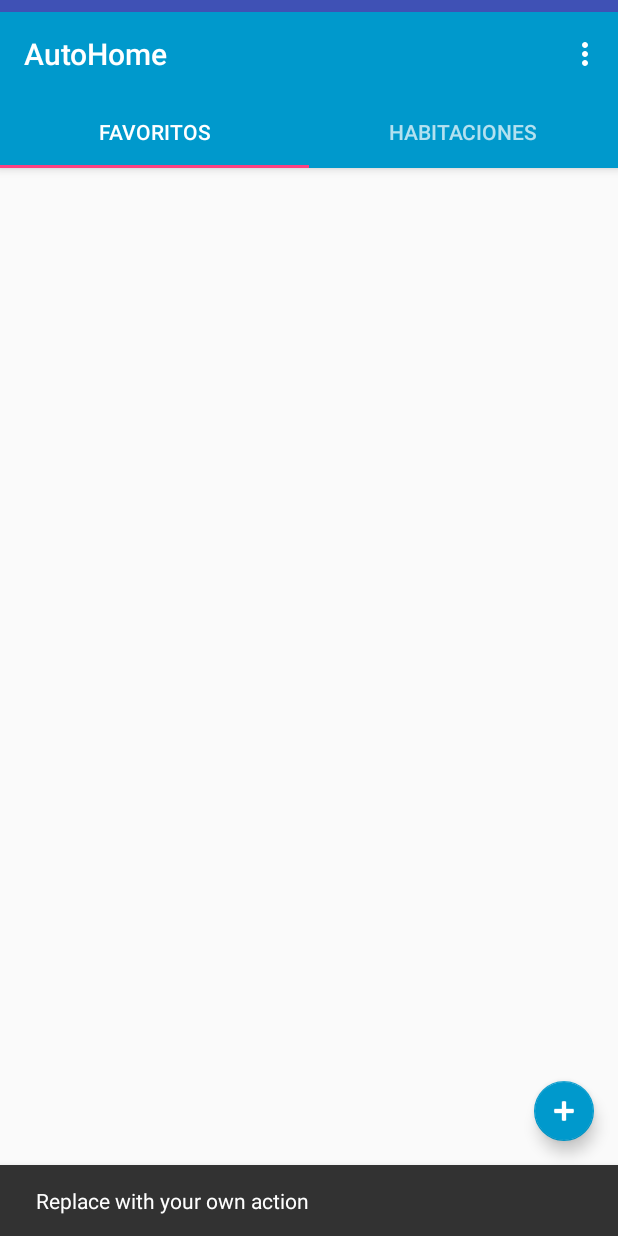
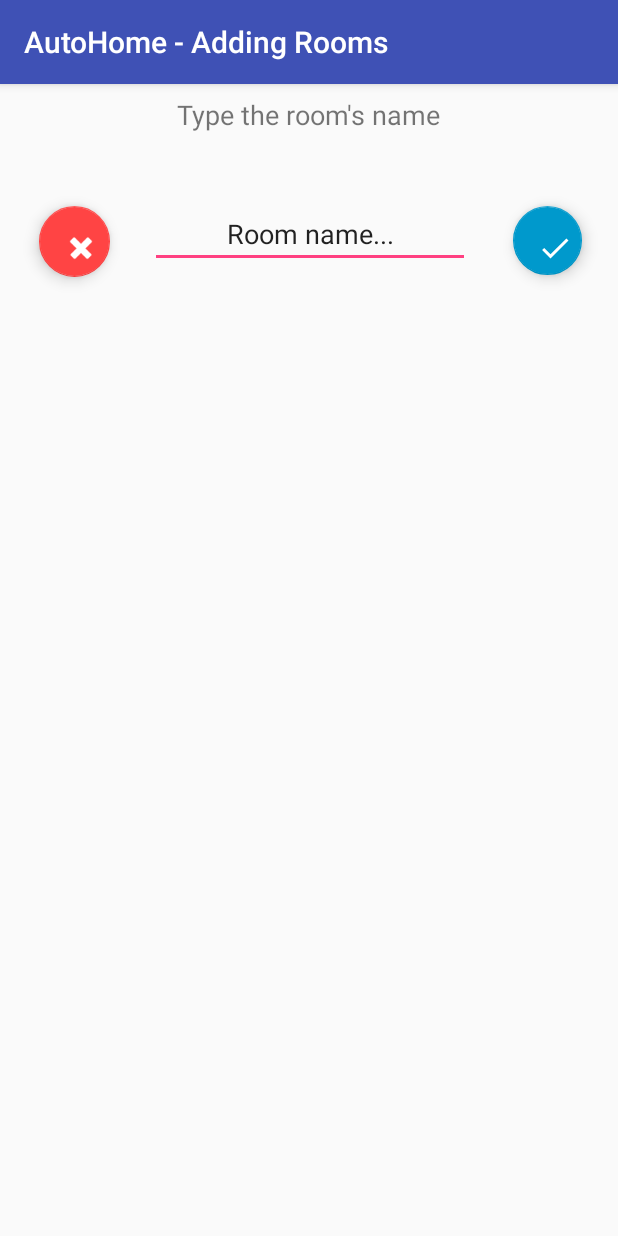
Before and after one commit to nclozza/hci-androidapp, an Android app: the screen it shows after launch (MainActivity before the commit, AddRoom after it), after a tap on an icon or button, on a phone screen of 412 x 824 dp. Run offline under Robolectric (Android 15) with nearby library versions, the phone set to English and light mode, and no system bars.

Commit message:
Do stuff

```diff
--- /dev/null
+++ b/app/src/main/java/com/example/tomas/android_app/AddRoom.java
@@ -0,0 +1,15 @@
+package com.example.tomas.android_app;
+
+import android.os.Bundle;
+import android.support.v7.app.AppCompatActivity;
+
+/**
+ * Created by tomas on 17/11/2017.
+ */
+
+public class AddRoom extends AppCompatActivity {
+    protected void onCreate(Bundle savedInstanceState) {
+        super.onCreate(savedInstanceState);
+        setContentView(R.layout.add_room);
+    }
+}
--- a/app/src/main/java/com/example/tomas/android_app/MainActivity.java
+++ b/app/src/main/java/com/example/tomas/android_app/MainActivity.java
@@ -1,6 +1,7 @@
 package com.example.tomas.android_app;
 
 import android.annotation.SuppressLint;
+import android.content.Intent;
 import android.support.design.widget.TabLayout;
 import android.support.design.widget.FloatingActionButton;
 import android.support.design.widget.Snackbar;
@@ -66,8 +67,13 @@ public class MainActivity extends AppCompatActivity {
         fab.setOnClickListener(new View.OnClickListener() {
             @Override
             public void onClick(View view) {
-                Snackbar.make(view, "Replace with your own action", Snackbar.LENGTH_LONG)
-                        .setAction("Action", null).show();
+//                Snackbar.make(view, "Replace with your own action", Snackbar.LENGTH_LONG)
+//                        .setAction("Action", null).show();
+                //Aaa tenemos qeu chequear si estamos fuera de una habitación o en una habitación
+                //Para saber si agregar dispositivo o habitación
+                Intent intent = new Intent(MainActivity.this, AddRoom.class);
+                startActivity(intent);
+
             }
         });
 
@@ -100,8 +106,18 @@ public class MainActivity extends AppCompatActivity {
         int id = item.getItemId();
         switch (id) {
             case R.id.action_settings:
+                Intent intent = new Intent(MainActivity.this, Settings.class);
+                startActivity(intent);
                 //do stuff
-                break;
+                return true;
+            case R.id.action_routines:
+                Intent intent2 = new Intent(MainActivity.this, Routines.class);
+                startActivity(intent2);
+                return true;
+            case R.id.action_notification:
+                Intent intent3 = new Intent(MainActivity.this, Notifications.class);
+                startActivity(intent3);
+                return true;
         }
         return super.onOptionsItemSelected(item);
     }
--- /dev/null
+++ b/app/src/main/res/drawable/ic_done_white_24px.xml
@@ -0,0 +1,9 @@
+<vector xmlns:android="http://schemas.android.com/apk/res/android"
+        android:width="24dp"
+        android:height="24dp"
+        android:viewportWidth="24.0"
+        android:viewportHeight="24.0">
+    <path
+        android:pathData="M9,16.2L4.8,12l-1.4,1.4L9,19 21,7l-1.4,-1.4L9,16.2z"
+        android:fillColor="#FFFFFF"/>
+</vector>
--- /dev/null
+++ b/app/src/main/res/layout/add_room.xml
@@ -0,0 +1,76 @@
+<?xml version="1.0" encoding="utf-8"?>
+<android.support.constraint.ConstraintLayout
+    xmlns:android="http://schemas.android.com/apk/res/android"
+    xmlns:app="http://schemas.android.com/apk/res-auto"
+    xmlns:tools="http://schemas.android.com/tools"
+    android:layout_width="match_parent"
+    android:layout_height="match_parent">
+
+    <TextView
+        android:id="@+id/textView2"
+        android:layout_width="wrap_content"
+        android:layout_height="wrap_content"
+        android:layout_marginEnd="8dp"
+        android:layout_marginStart="8dp"
+        android:layout_marginTop="8dp"
+        android:text="@string/here_addRoom"
+        android:textSize="18sp"
+        app:layout_constraintEnd_toEndOf="parent"
+        app:layout_constraintStart_toStartOf="parent"
+        app:layout_constraintTop_toTopOf="parent" />
+
+    <EditText
+        android:id="@+id/editText"
+        android:layout_width="wrap_content"
+        android:layout_height="wrap_content"
+        android:layout_marginBottom="8dp"
+        android:layout_marginEnd="8dp"
+        android:layout_marginStart="8dp"
+        android:layout_marginTop="8dp"
+        android:ems="10"
+        android:focusable="true"
+        android:inputType="textPersonName"
+        android:text="@string/room_name"
+        android:textAlignment="center"
+        app:layout_constraintBottom_toBottomOf="parent"
+        app:layout_constraintEnd_toEndOf="parent"
+        app:layout_constraintHorizontal_bias="0.503"
+        app:layout_constraintStart_toStartOf="parent"
+        app:layout_constraintTop_toTopOf="@+id/textView2"
+        app:layout_constraintVertical_bias="0.088" />
+
+    <android.support.design.widget.FloatingActionButton
+        android:id="@+id/floatingActionButton"
+        android:layout_width="46dp"
+        android:layout_height="54dp"
+        android:layout_marginBottom="8dp"
+        android:layout_marginEnd="24dp"
+        android:layout_marginTop="8dp"
+        android:clickable="true"
+        android:tint="@android:color/background_light"
+        app:backgroundTint="@android:color/holo_blue_dark"
+        app:layout_constraintBottom_toBottomOf="parent"
+        app:layout_constraintEnd_toEndOf="parent"
+        app:layout_constraintTop_toTopOf="parent"
+        app:layout_constraintVertical_bias="0.104"
+        app:srcCompat="@drawable/ic_done_white_24px" />
+
+    <android.support.design.widget.FloatingActionButton
+        android:id="@+id/floatingActionButton2"
+        android:layout_width="47dp"
+        android:layout_height="64dp"
+        android:layout_marginBottom="8dp"
+        android:layout_marginEnd="8dp"
+        android:layout_marginStart="8dp"
+        android:layout_marginTop="8dp"
+        android:clickable="true"
+        android:tint="@android:color/background_light"
+        app:backgroundTint="@android:color/holo_red_light"
+        app:layout_constraintBottom_toBottomOf="parent"
+        app:layout_constraintEnd_toEndOf="parent"
+        app:layout_constraintHorizontal_bias="0.052"
+        app:layout_constraintStart_toStartOf="parent"
+        app:layout_constraintTop_toTopOf="parent"
+        app:layout_constraintVertical_bias="0.104"
+        app:srcCompat="@android:drawable/ic_delete" />
+</android.support.constraint.ConstraintLayout>
--- a/app/src/main/res/values/strings.xml
+++ b/app/src/main/res/values/strings.xml
@@ -12,5 +12,9 @@
     <string name="action_notifications">Notifications</string>
     <string name="action_routines">Routines</string>
     <string name="panel_title">Panel 1</string>
+    <string name="testing">testing routines tap</string>
+    <string name="testing2">testing notifications tap</string>
+    <string name="here_addRoom">Type the room\'s name</string>
+    <string name="room_name">Room name...</string>
 
 </resources>
```
Also changed, not shown: app/src/main/AndroidManifest.xml (+20 -0 lines), app/src/main/java/com/example/tomas/android_app/AddDispo.java (added, +16 -0 lines), app/src/main/java/com/example/tomas/android_app/Notifications.java (added, +18 -0 lines), app/src/main/java/com/example/tomas/android_app/Routines.java (added, +18 -0 lines), app/src/main/java/com/example/tomas/android_app/Settings.java (added, +16 -0 lines), app/src/main/res/layout/add_dispo.xml (added, +15 -0 lines), app/src/main/res/layout/noti.xml (added, +30 -0 lines), app/src/main/res/layout/routines.xml (added, +31 -0 lines), app/src/main/res/layout/settings.xml (added, +26 -0 lines).
